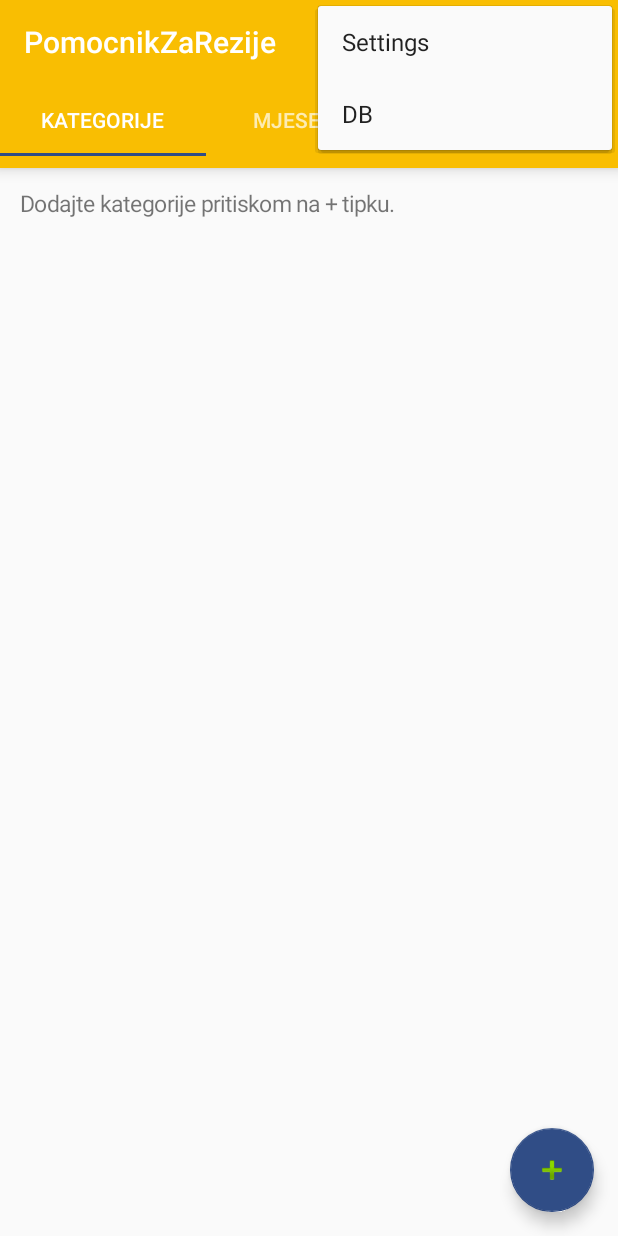
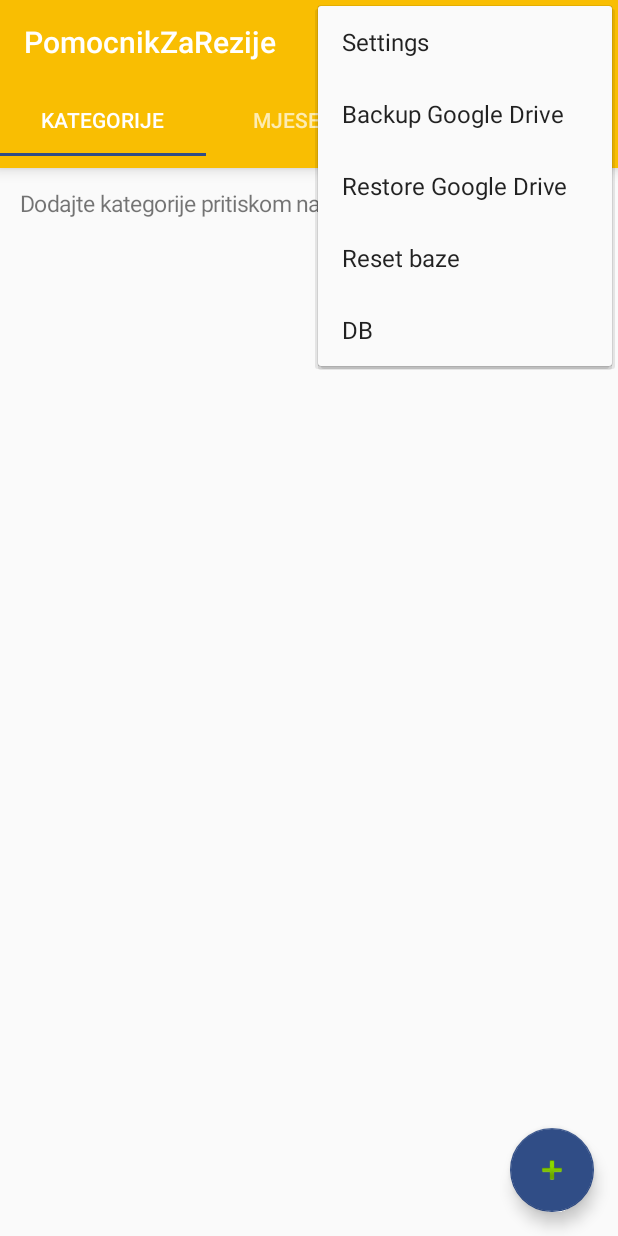
Before and after one commit to salemetal/PomocnikZaRezije2, an Android app: the screen it shows after launch (MainActivity), with the options menu open, on a phone screen of 412 x 824 dp. Run offline under Robolectric (Android 15) with nearby library versions, the phone set to English and light mode, and no system bars; 3 statements that could not run were skipped.

Commit message:
backup i restore u glavom meniju

```diff
--- a/app/src/main/java/com/sale/pomocnikzarezije/Backup.java
+++ b/app/src/main/java/com/sale/pomocnikzarezije/Backup.java
@@ -148,9 +148,6 @@ public class Backup{
                             fileOutputStream.flush();
                         }
 
-                        MainActivity activity = new MainActivity();
-                        activity.restored();
-
                     } catch (FileNotFoundException e) {
                         e.printStackTrace();
                     } catch (IOException e) {
--- a/app/src/main/res/menu/menu_main.xml
+++ b/app/src/main/res/menu/menu_main.xml
@@ -7,6 +7,21 @@
         android:orderInCategory="100"
         android:title="@string/action_settings"
         app:showAsAction="never" />
+    <item
+        android:id="@+id/menu_backup"
+        android:orderInCategory="100"
+        android:title="@string/backup_na_google_drive"
+        app:showAsAction="never" />
+    <item
+        android:id="@+id/menu_restore"
+        android:orderInCategory="100"
+        android:title="@string/restore_google_drive"
+        app:showAsAction="never" />
+    <item
+        android:id="@+id/menu_reset"
+        android:orderInCategory="100"
+        android:title="@string/reset_baze"
+        app:showAsAction="never" />
     <item android:id="@+id/db"
         android:orderInCategory="100"
         android:title="DB"
--- a/app/src/main/res/values/strings.xml
+++ b/app/src/main/res/values/strings.xml
@@ -52,16 +52,14 @@
     <string name="create_folder_error">Greška pri kreiranju folderea na Google Drive</string>
     <string name="create_folder_success">"Kreiran backup folder na Google Drive"</string>
     <string name="conn_failed">Connected failed</string>
-    <string name="folder_created" />
-    <string name="folder_exists">Folder postoji!</string>
-    <string name="cant_create_folder">Ne mogu kreirati bckp folder na Google Drive!</string>
-    <string name="creting_folder">Kreiram backup folder na Google Dirve</string>
-    <string name="error_creating_folder">Greška kod kreiranja backup foldera!</string>
-    <string name="bckp_folder_created">krairan backup folder na Google Drive!</string>
     <string name="backup_done">Backup obavljen na Google Drive</string>
     <string name="backup_error">Greška pri backupu!</string>
-    <string name="want_bckp_google_drive">Želite li napraviti restore s Google Drive-a?</string>
+    <string name="want_bckp_google_drive">Želite li napraviti restore s Google Drive-a? Pregazit će se sadašnje stanje baze podataka podacima sa backup-a!</string>
     <string name="restore_error">Greška pri restore-u s Google Drive-a</string>
     <string name="restoring">Restoring...</string>
-    <string name="restored">Restored from Googgle Drive</string>
+    <string name="restored">Restored!</string>
+    <string name="backup_na_google_drive">Backup Google Drive</string>
+    <string name="restore_google_drive">Restore Google Drive</string>
+    <string name="reset_baze">Reset baze</string>
+    <string name="want_backup_google_drive">"Želite li napraviti backup na Google Drive? Pregazit će se zadnji backup!"</string>
 </resources>
```
Also changed, not shown: app/src/main/java/com/sale/pomocnikzarezije/MainActivity.java (+42 -24 lines).
